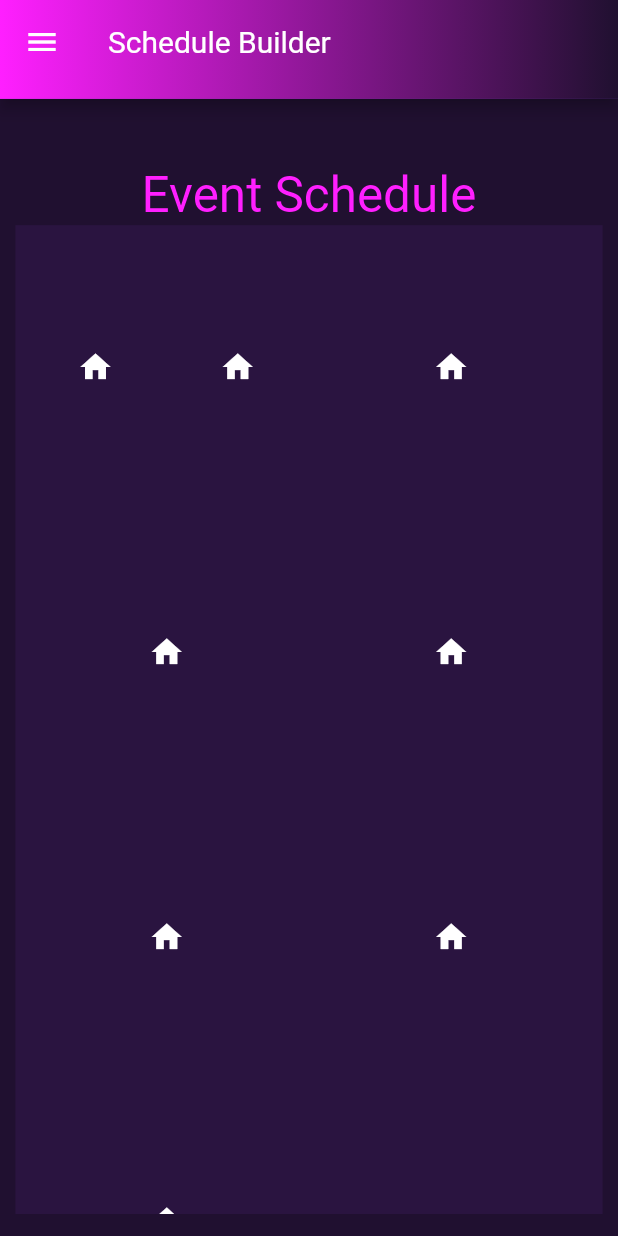
After one commit to bcs4313/flutter_quasar_app, a Flutter app: the ViewTreeBuilder screen opened directly, on a phone screen of 412 x 824 dp. The commit adds this screen. Run offline on Flutter 3.47's test engine with Material 2 defaults, Android fonts, the phone set to English and light mode, and no system bars; our stand-ins replace cloud_firestore, firebase_auth, firebase_core; accounts and stored records are empty; network calls fail.

Commit message:
- Created a coordinate plane of which is the frame of an advanced scheduling system. - Uses the staggered_grid_view library to make the system possible. 'Join an Event' tab in drawer is currently the testing zone for this feature. - Created a basic frame for a profile editing system in 'My Profile'.

```diff
--- a/lib/col.dart
+++ b/lib/col.dart
@@ -14,4 +14,5 @@ class Col
   static Color white = Color.fromRGBO(255, 255, 255, 100);
   static Color black = Color.fromRGBO(0, 0, 0, 100);
   static Color black_1 = Color.fromRGBO(0, 0, 12, 100);
+  static Color gray = Color.fromRGBO(70, 70, 70, 100);
 }
--- a/lib/windows/navigation_pages/drawer_contruct/controller_drawer.dart
+++ b/lib/windows/navigation_pages/drawer_contruct/controller_drawer.dart
@@ -1,7 +1,9 @@
 import 'package:flutter/cupertino.dart';
 import 'package:flutter/material.dart';
 import 'package:flutter_quasar_app/windows/navigation_pages/event_editor/main_page/extension_event_editor.dart';
+import 'package:flutter_quasar_app/windows/navigation_pages/event_editor/tree_builder/view_tree_builder.dart';
 import 'package:flutter_quasar_app/windows/navigation_pages/home_page/view_homepage.dart';
+import 'package:flutter_quasar_app/windows/navigation_pages/my_profile/view_profile_home.dart';
 
 class ControllerDrawer {
 
@@ -20,6 +22,12 @@ class ControllerDrawer {
       case("ViewEventEditorMainPage"):
         Navigator.pushReplacement(context, MaterialPageRoute(builder: (context) => CounterPageStateful()));
         break;
+      case("ViewProfileHome"):
+        Navigator.pushReplacement(context, MaterialPageRoute(builder: (context) => ViewProfileHome()));
+        break;
+      case("ViewTreeBuilder"):
+        Navigator.pushReplacement(context,MaterialPageRoute(builder: (context) => ViewTreeBuilder()));
+        break;
     }
   }
 }
--- a/lib/windows/navigation_pages/drawer_contruct/drawer_construct.dart
+++ b/lib/windows/navigation_pages/drawer_contruct/drawer_construct.dart
@@ -15,10 +15,10 @@ class DrawerConstruct extends StatelessWidget {
           DrawerUtility.createHeader(),
           DrawerUtility.createDrawerItem(context: context, icon: Icons.home, text: 'Home', locale: "ViewHomepage"),
           DrawerUtility.createDrawerItem(context: context, icon: Icons.supervised_user_circle, text: 'My Friends', locale: "ViewHomepage"),
-          DrawerUtility.createDrawerItem(context: context, icon: Icons.double_arrow_sharp, text: 'Join an Event', locale: "ViewHomepage"),
+          DrawerUtility.createDrawerItem(context: context, icon: Icons.double_arrow_sharp, text: 'Join an Event', locale: "ViewTreeBuilder"),
           Divider(),
           DrawerUtility.createDrawerItem(context: context, icon: Icons.mode_edit, text: 'Event Editor', locale: "ViewEventEditorMainPage"),
-          DrawerUtility.createDrawerItem(context: context, icon: Icons.face, text: 'Edit my Profile', locale: "ViewHomepage"),
+          DrawerUtility.createDrawerItem(context: context, icon: Icons.face, text: 'My Profile', locale: "ViewProfileHome"),
           DrawerUtility.createDrawerItem(context: context, icon: Icons.settings, text: 'Options', locale: "ViewHomepage"),
           Divider(),
           DrawerUtility.createDrawerItem(context: context, icon: Icons.account_box, text: 'Documentation', locale: "ViewHomepage"),
--- a/lib/windows/navigation_pages/event_modifier/controller_event_modifier.dart
+++ b/lib/windows/navigation_pages/event_editor/event_modifier/controller_event_modifier.dart
@@ -4,7 +4,7 @@ import 'package:firebase_auth/firebase_auth.dart';
 import 'package:flutter/cupertino.dart';
 import 'package:flutter/material.dart';
 import 'package:flutter_quasar_app/windows/navigation_pages/event_editor/main_page/extension_event_editor.dart';
-import 'package:flutter_quasar_app/windows/navigation_pages/event_modifier/deletion_confirmation/view_event_deleter.dart';
+import 'deletion_confirmation/view_event_deleter.dart';
 
 import 'model_event_modifier.dart';
 
--- a/lib/windows/navigation_pages/event_modifier/deletion_confirmation/view_event_deleter.dart
+++ b/lib/windows/navigation_pages/event_editor/event_modifier/deletion_confirmation/view_event_deleter.dart
@@ -3,9 +3,10 @@ import 'package:flutter/rendering.dart';
 import 'package:flutter_quasar_app/windows/navigation_pages/drawer_contruct/drawer_bar_construct.dart';
 import 'package:flutter_quasar_app/windows/navigation_pages/drawer_contruct/drawer_construct.dart';
 
-import '../../../../col.dart';
-import '../../../../size_config.dart';
+import '../../../../../col.dart';
+import '../../../../../size_config.dart';
 import 'controller_event_deleter.dart';
+
 
 /// Event Modifier UI
 ///
--- a/lib/windows/navigation_pages/event_modifier/initializer_view_event_modifier.dart
+++ b/lib/windows/navigation_pages/event_editor/event_modifier/initializer_view_event_modifier.dart
@@ -1,6 +1,6 @@
 import 'package:flutter/cupertino.dart';
 import 'package:flutter/material.dart';
-import 'package:flutter_quasar_app/windows/navigation_pages/event_modifier/view_event_modifier.dart';
+import 'package:flutter_quasar_app/windows/navigation_pages/event_editor/event_modifier/view_event_modifier.dart';
 
 import 'controller_event_modifier.dart';
 
--- a/lib/windows/navigation_pages/event_modifier/view_event_modifier.dart
+++ b/lib/windows/navigation_pages/event_editor/event_modifier/view_event_modifier.dart
@@ -4,10 +4,11 @@ import 'package:flutter_quasar_app/windows/navigation_pages/drawer_contruct/draw
 import 'package:flutter_quasar_app/windows/navigation_pages/drawer_contruct/drawer_construct.dart';
 import 'package:flutter_quasar_app/windows/navigation_pages/event_editor/event_creator/initializer_view_event_creator.dart';
 
-import '../../../../col.dart';
-import '../../../../size_config.dart';
+import '../../../../../col.dart';
+import '../../../../../size_config.dart';
 import 'controller_event_modifier.dart';
 import 'initializer_view_event_modifier.dart';
+
 
 /// Event Modifier UI
 ///
--- a/lib/windows/navigation_pages/event_editor/main_page/view_event_editor.dart
+++ b/lib/windows/navigation_pages/event_editor/main_page/view_event_editor.dart
@@ -99,7 +99,7 @@ class ViewEventEditorMainPage extends State<CounterPageStateful>
             Padding(
               padding: EdgeInsets.only(top: 3 * SizeConfig.scaleHorizontal),
               child: Container(
-                height: 30 * SizeConfig.scaleVertical,
+                height: 52 * SizeConfig.scaleVertical,
                 width: 900 * SizeConfig.scaleHorizontal,
                 child: eventConstruct,
               ),
--- a/lib/windows/navigation_pages/event_editor/main_page/widget_event_edtor_event.dart
+++ b/lib/windows/navigation_pages/event_editor/main_page/widget_event_edtor_event.dart
@@ -1,10 +1,11 @@
 
 import 'package:flutter/cupertino.dart';
 import 'package:flutter/material.dart';
+import 'package:flutter_quasar_app/windows/navigation_pages/event_editor/event_modifier/initializer_view_event_modifier.dart';
+import 'controller_event_editor.dart';
 
 import '../../../../col.dart';
 import '../../../../size_config.dart';
-import 'controller_event_editor.dart';
 
 /// class for building an event editor UI widget for a single event
 /// in the mainpage (edit event properties, add user, delete user).
@@ -42,7 +43,7 @@ class WidgetMainPageEvent extends StatelessWidget {
                       style: TextStyle(fontSize: SizeConfig.scaleHorizontal * 4, color: Col.pink),
                     ),
                     onPressed:() => {
-                      //controller.createEvent(context, S_KEY),
+                      transferModifyEvent(context, id),
                     }
                 ),
               ),
@@ -83,4 +84,9 @@ class WidgetMainPageEvent extends StatelessWidget {
             ]),
     );
   }
+  /// Direct user to event modification window
+  void transferModifyEvent(BuildContext context, String eventNum)
+  {
+    Navigator.push(context, MaterialPageRoute(builder: (context) => new InitializerEventModifier(eventNum)));
+  }
 }
--- /dev/null
+++ b/lib/windows/navigation_pages/event_editor/tree_builder/view_tree_builder.dart
@@ -0,0 +1,100 @@
+import 'package:flutter/material.dart';
+import 'package:flutter_quasar_app/windows/navigation_pages/drawer_contruct/drawer_bar_construct.dart';
+import 'package:flutter_quasar_app/windows/navigation_pages/drawer_contruct/drawer_construct.dart';
+import 'package:flutter_staggered_grid_view/flutter_staggered_grid_view.dart';
+
+import '../../../../col.dart';
+import '../../../../size_config.dart';
+
+/// Login Screen UI
+///
+/// This both serves as the model and view for our window.
+/// The controller is separate from this file.
+class ViewTreeBuilder extends StatelessWidget
+{
+  // used for global scaffold calls (and Snackbars)
+  final GlobalKey<ScaffoldState> S_KEY = new GlobalKey<ScaffoldState>();
+
+  // portrait/landscape build separation
+  @override
+  Widget build(BuildContext context) {
+    if (MediaQuery.of(context).orientation == Orientation.portrait) {
+      return generatePortraitView(context);
+    } else {
+      return generateLandscapeView(context);
+    }
+  }
+
+  /// generate a portrait projection of the window view
+  Scaffold generatePortraitView(BuildContext context)
+  {
+    //final ControllerForgotPassword controller = new ControllerForgotPassword();
+    return Scaffold(
+      key: S_KEY,
+      resizeToAvoidBottomInset: false, // prevents resizing upon keyboard appearing. Avoids an error.
+      backgroundColor: Col.purple_0,
+        appBar: DrawerBarConstruct("Schedule Builder"),
+      drawer: DrawerConstruct(),
+
+      body: Center(
+        child: Column(
+          mainAxisAlignment: MainAxisAlignment.start,
+          children: [
+            Padding(
+              padding: EdgeInsets.only(top: 5 * SizeConfig.scaleVertical, left: 8 * SizeConfig.scaleHorizontal, right: 8 * SizeConfig.scaleHorizontal),
+              child: Text(
+                  'Event Schedule',
+                  style: TextStyle(fontSize: SizeConfig.scaleHorizontal * 8, height: 1.3, fontFamily: 'Roboto', color: Col.pink),
+                textAlign: TextAlign.center,
+              ),
+            ),
+            Container(
+              width: 95 * SizeConfig.scaleHorizontal,
+              height: 80 * SizeConfig.scaleVertical,
+              color: Col.purple_1,
+
+              // This container has a complex staggered grid view to model a sophisticated scheduler system.
+              // @param staggeredtiles property lists each individual tile's spacing (respective)
+              // @param children property lists each item that will be placed in each staggeredtile (respective)
+              // @param crossAxisCount number of columns defined
+              // @param crossaxisspacing number of pixels between each tile produced (column split)
+              // @param mainaxisspacing number of pixels between each tile produced (row split)
+              child: StaggeredGridView.count(
+                padding: const EdgeInsets.all(12.0),
+                crossAxisCount: 4,
+                mainAxisSpacing: 24,
+                crossAxisSpacing: 12,
+                staggeredTiles: [
+                  StaggeredTile.count(1, 2),
+                  StaggeredTile.count(1, 2),
+                  StaggeredTile.count(2, 2),
+                  StaggeredTile.count(2, 2),
+                  StaggeredTile.count(2, 2),
+                  StaggeredTile.count(2, 2),
+                  StaggeredTile.count(2, 2),
+                  StaggeredTile.count(2, 2),
+                ],
+                children:
+                  [
+                    Icon(Icons.home, color: Colors.white),
+                    Icon(Icons.home, color: Colors.white),
+                    Icon(Icons.home, color: Colors.white),
+                    Icon(Icons.home, color: Colors.white),
+                    Icon(Icons.home, color: Colors.white),
+                    Icon(Icons.home, color: Colors.white),
+                    Icon(Icons.home, color: Colors.white),
+                    Icon(Icons.home, color: Colors.white),
+                  ]
+              ),
+            ),
+          ])
+        ),
+      );
+  }
+
+  /// generate a landscape projection of the window view
+  Scaffold generateLandscapeView(BuildContext context)
+  {
+    return generatePortraitView(context);
+  }
+}
--- a/pubspec.yaml
+++ b/pubspec.yaml
@@ -28,6 +28,9 @@ dependencies:
   firebase_storage: "^7.0.0"
   cloud_firestore: "^0.16.0+1"
 
+  # dependency allows a weighted grid system for the construction of scheduling trees
+  # for events
+  flutter_staggered_grid_view: 0.3.0
 
   # The following adds the Cupertino Icons font to your application.
   # Use with the CupertinoIcons class for iOS style icons.
```
Also changed, not shown: lib/windows/navigation_pages/my_profile/view_profile_home.dart (added, +88 -0 lines), lib/windows/navigation_pages/event_editor/event_modifier/deletion_confirmation/controller_event_deleter.dart (renamed from lib/windows/navigation_pages/event_modifier/deletion_confirmation/controller_event_deleter.dart), lib/windows/navigation_pages/event_editor/event_modifier/model_event_modifier.dart (renamed from lib/windows/navigation_pages/event_modifier/model_event_modifier.dart), pubspec.lock.
